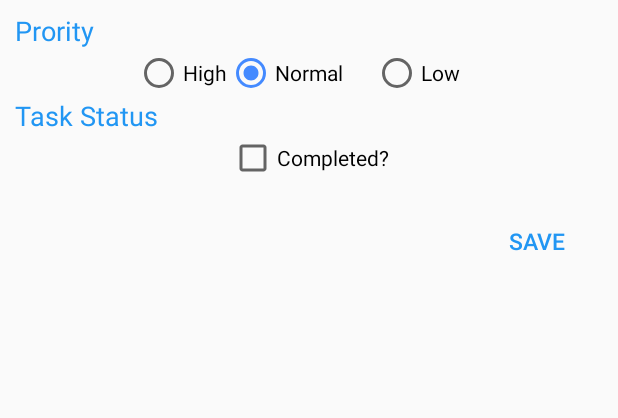
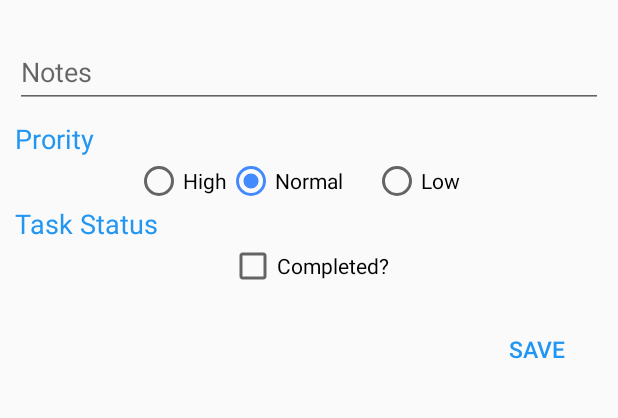
Before and after one commit to deepmehtait/To-Do-Android-Material, an Android app: the layout custom_dailog.xml on its own in the app's theme, with its tools: preview values and no code run, on a phone screen of 412 x 824 dp, the part 148-566 px from its top. Run offline under Robolectric (Android 15) with nearby library versions, the phone set to English and light mode, and no system bars.

Commit message:
User now can add notes to tasks

```diff
--- a/ToDo/app/src/main/res/layout/custom_dailog.xml
+++ b/ToDo/app/src/main/res/layout/custom_dailog.xml
@@ -34,11 +34,28 @@
             android:inputType="text" />
     </android.support.design.widget.TextInputLayout>
 
+    <android.support.design.widget.TextInputLayout
+        android:id="@+id/toDoTextNotes"
+        android:layout_width="match_parent"
+        android:layout_height="wrap_content"
+        android:layout_below="@+id/toDoText"
+        android:layout_marginBottom="8dp"
+        android:layout_marginTop="8dp"
+        android:theme="@style/AppTheme">
+
+        <EditText
+            android:id="@+id/input_task_notes"
+            android:layout_width="match_parent"
+            android:layout_height="wrap_content"
+            android:hint="Notes"
+            android:inputType="text" />
+    </android.support.design.widget.TextInputLayout>
+
     <TextView
         android:id="@+id/prority"
         android:layout_width="wrap_content"
         android:layout_height="wrap_content"
-        android:layout_below="@+id/toDoText"
+        android:layout_below="@+id/toDoTextNotes"
         android:focusable="true"
         android:text="Prority"
         android:textAppearance="?android:attr/textAppearanceMedium"
```
